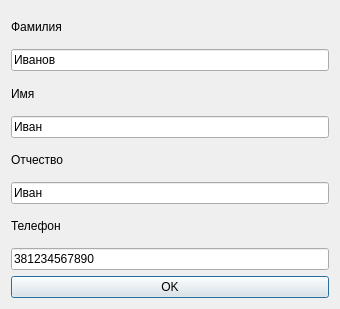
This is ui/add_customer.ui in Tr0ub1e/Izbushka as Qt 5 draws it before an edit. The edited form follows.
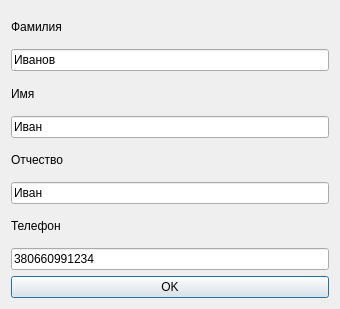
This is the edited form. Icons and pictures are not drawn.

```diff
--- a/ui/add_customer.ui
+++ b/ui/add_customer.ui
@@ -73,7 +73,10 @@
       <string/>
      </property>
      <property name="text">
-      <string>381234567890</string>
+      <string>380660991234</string>
+     </property>
+     <property name="maxLength">
+      <number>12</number>
      </property>
     </widget>
    </item>
```
Left out of the diff: 3 changed lines with no effect on the pictures.
